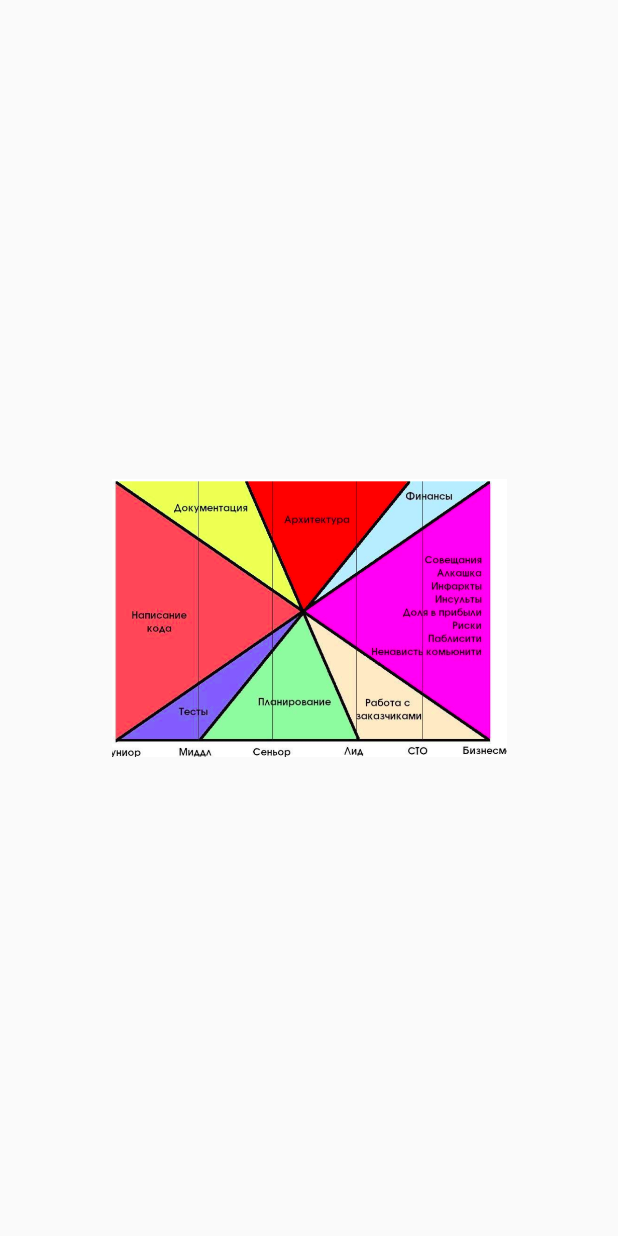
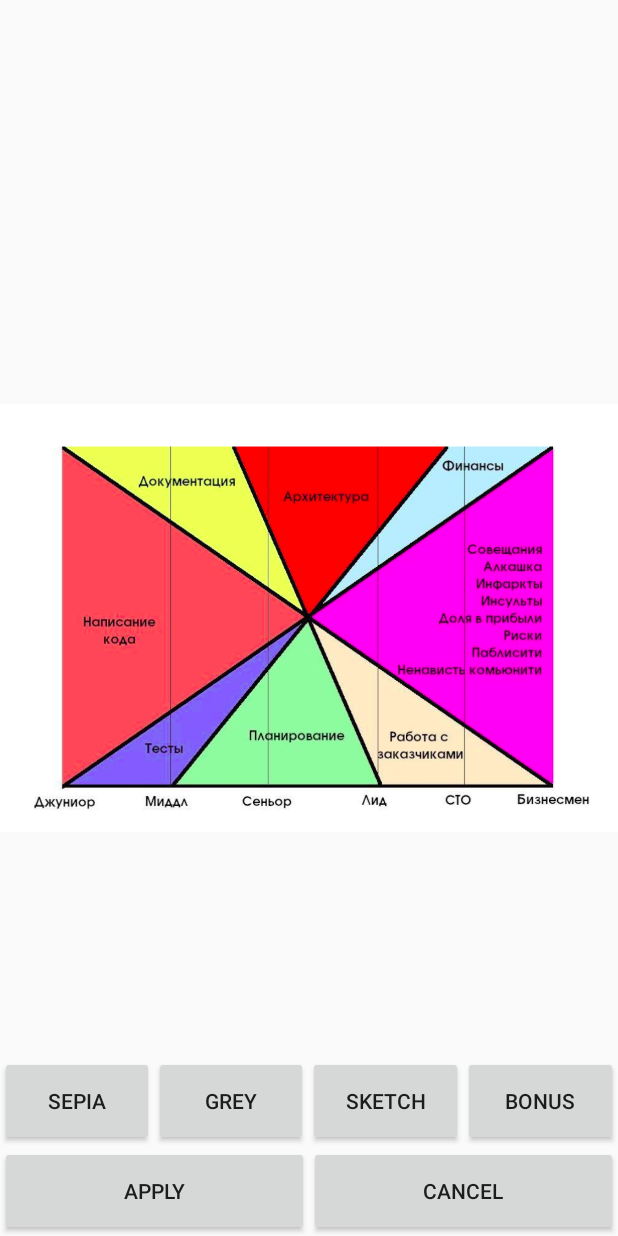
Before and after one commit to Arvatel/PhotoEditor, an Android app: the RetouchImageFragment screen opened through its navigation route, on a phone screen of 412 x 824 dp. Run offline under Robolectric (Android 15) with nearby library versions, the phone set to English and light mode, and no system bars.

Commit message:
created retouch layout

```diff
--- a/app/src/main/res/layout/fragment_photo_editor.xml
+++ b/app/src/main/res/layout/fragment_photo_editor.xml
@@ -54,8 +54,7 @@
                 style="@style/ShowPhotoStyle"
                 android:layout_width="match_parent"
                 android:layout_height="match_parent"
-                android:layout_gravity="center_vertical"
-                android:src="@drawable/ic_launcher_background" />
+                android:layout_gravity="center_vertical" />
 
         </androidx.core.widget.NestedScrollView>
 
--- a/app/src/main/res/layout/fragment_retouch_image.xml
+++ b/app/src/main/res/layout/fragment_retouch_image.xml
@@ -6,14 +6,74 @@
     android:layout_height="match_parent"
     tools:context=".RetouchImageFragment">
 
-
     <ImageView
-        android:id="@+id/imageView2"
-        android:layout_width="263dp"
-        android:layout_height="272dp"
+        android:id="@+id/showImageRetouch"
+        android:layout_width="0dp"
+        android:layout_height="0dp"
         android:src="@drawable/new_picture"
         app:layout_constraintBottom_toBottomOf="parent"
         app:layout_constraintEnd_toEndOf="parent"
         app:layout_constraintStart_toStartOf="parent"
         app:layout_constraintTop_toTopOf="parent" />
+
+    <LinearLayout
+        android:id="@+id/toolBarRetouch"
+        android:orientation="horizontal"
+        style="@style/ToolBarStyle"
+        app:layout_constraintBottom_toBottomOf="parent"
+        app:layout_constraintEnd_toEndOf="parent"
+        app:layout_constraintStart_toStartOf="parent">
+
+        <Button
+            android:id="@+id/buttonApplyRetouch"
+            android:layout_width="0dp"
+            android:layout_height="match_parent"
+            android:layout_weight="1"
+            android:text="@string/apply" />
+
+        <Button
+            android:id="@+id/buttonCancelRetouch"
+            android:layout_width="0dp"
+            android:layout_height="match_parent"
+            android:layout_weight="1"
+            android:text="@string/cancel" />
+    </LinearLayout>
+
+    <LinearLayout
+        style="@style/ToolBarStyle"
+        app:layout_constraintBottom_toTopOf="@id/toolBarRetouch"
+        app:layout_constraintEnd_toEndOf="parent"
+        app:layout_constraintStart_toStartOf="parent">
+
+        <Button
+            android:id="@+id/buttonSepia"
+            android:layout_width="0dp"
+            android:layout_height="match_parent"
+            android:layout_weight="1"
+            android:text="@string/sepia" />
+
+        <Button
+            android:id="@+id/buttonGrey"
+            android:layout_width="0dp"
+            android:layout_height="match_parent"
+            android:layout_weight="1"
+            android:text="@string/grey" />
+
+        <Button
+            android:id="@+id/buttonSketch"
+            android:layout_width="0dp"
+            android:layout_height="match_parent"
+            android:layout_weight="1"
+            android:text="@string/sketch" />
+
+        <Button
+            android:id="@+id/buttonBonus"
+            android:layout_width="0dp"
+            android:layout_height="match_parent"
+            android:layout_weight="1"
+            android:text="@string/bonus" />
+    </LinearLayout>
+
+
+
 </androidx.constraintlayout.widget.ConstraintLayout>
--- a/app/src/main/res/values/strings.xml
+++ b/app/src/main/res/values/strings.xml
@@ -10,5 +10,9 @@
     <string name="cancel">Cancel</string>
     <string name="rotate">Rotate</string>
     <string name="apply">Apply</string>
+    <string name="sepia">Sepia</string>
+    <string name="grey">Grey</string>
+    <string name="sketch">Sketch</string>
+    <string name="bonus">Bonus</string>
 
 </resources>
```
Also changed, not shown: app/src/main/res/drawable-v24/new_picture.png (added), app/src/main/res/drawable/new_picture.png (deleted).
